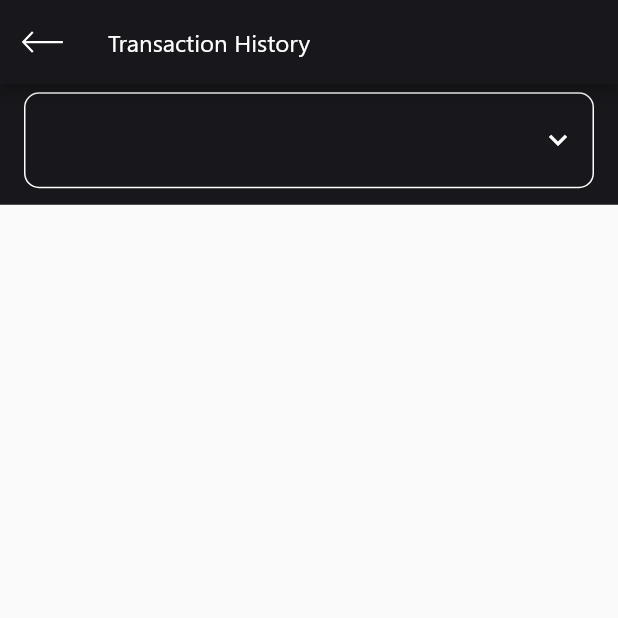
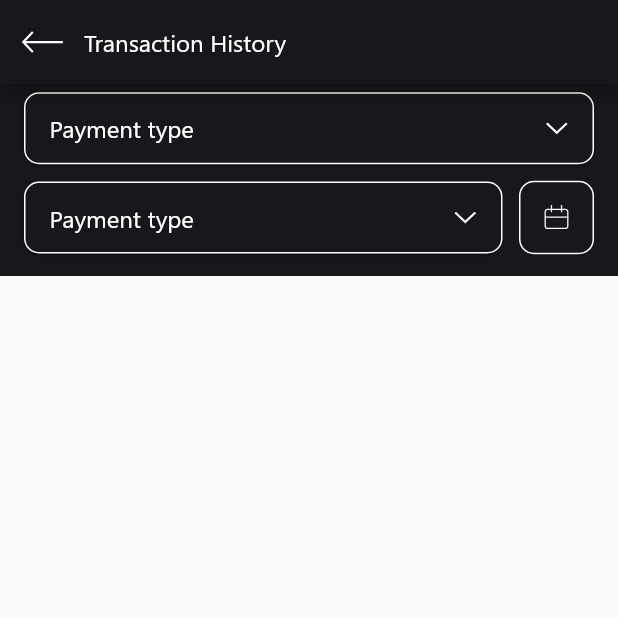
Before and after one commit to eltex2021/foxfit_task, a Flutter app: the screen it shows after launch, after a tap on "Transaction History", on a phone screen of 412 x 824 dp, the top half of it. Run offline on Flutter 3.47's test engine with Material 2 defaults, Android fonts, the phone set to English and light mode, and no system bars; drawn by our look-alikes of dropdown_button2; our stand-ins replace flutter_svg.

Commit message:
First part with dropDownButton

```diff
--- a/lib/feature/home/home_screen.dart
+++ b/lib/feature/home/home_screen.dart
@@ -1,5 +1,5 @@
 import 'package:flutter/material.dart';
-import 'package:foxfit_task/feature/transaction_history/transaction_history_screen.dart';
+import 'package:foxfit_task/feature/transaction_history/presentation/transaction_history_screen.dart';
 import 'package:foxfit_task/theme/text_theme.dart';
 
 class HomeScreen extends StatelessWidget {
--- /dev/null
+++ b/lib/feature/transaction_history/presentation/components/dropdownButton.dart
@@ -0,0 +1,90 @@
+import 'package:flutter/cupertino.dart';
+import 'package:flutter/material.dart';
+import 'package:dropdown_button2/dropdown_button2.dart';
+import 'package:flutter_svg/svg.dart';
+import 'package:foxfit_task/theme/color_theme.dart';
+import 'package:foxfit_task/theme/text_theme.dart';
+
+class CustomDropdownButton extends StatefulWidget {
+  const CustomDropdownButton({Key? key, required this.items, required this.textStyle}) : super(key: key);
+  final List<String> items;
+  final TextStyle textStyle;
+
+
+  @override
+  State<CustomDropdownButton> createState() => _CustomDropdownButtonState();
+}
+
+class _CustomDropdownButtonState extends State<CustomDropdownButton> {
+
+
+  String? selectedValue;
+
+  @override
+  Widget build(BuildContext context) {
+    return Center(
+      child: DropdownButtonHideUnderline(
+        child: DropdownButton2(
+          isExpanded: true,
+          hint: const Text(
+            'Payment type',
+            style: AppTexts.segoeWhite16,
+          ),
+          items: widget.items
+              .map((item) => DropdownMenuItem<String>(
+                    value: item,
+                    child: Text(
+                      item,
+                      style: widget.textStyle,
+                      overflow: TextOverflow.ellipsis,
+                    ),
+                  ))
+              .toList(),
+          value: selectedValue,
+          onChanged: (value) {
+            setState(() {
+              selectedValue = value as String;
+            });
+          },
+          icon: SvgPicture.asset(
+            'assets/svg_icons/down.svg',
+            color: AppColors.white,
+          ),
+          iconSize: 14,
+          iconEnabledColor: AppColors.white,
+          //iconDisabledColor: Colors.grey,
+          //buttonHeight: 69.5,
+          //buttonWidth: double.infinity,
+          buttonPadding: const EdgeInsets.only(
+            left: 16,
+            right: 16,
+            bottom: 11,
+            top: 11.5,
+          ),
+          buttonDecoration: BoxDecoration(
+            borderRadius: BorderRadius.circular(10),
+            border: Border.all(
+              color: AppColors.white,
+            ),
+            color: AppColors.blackFon,
+          ),
+          buttonElevation: 1,
+          //itemHeight: 60,
+          itemPadding: const EdgeInsets.only(left: 16, right: 16),
+          dropdownMaxHeight: 200,
+          dropdownWidth: 200,
+          dropdownPadding: null,
+          dropdownDecoration: BoxDecoration(
+            borderRadius: BorderRadius.circular(10),
+            color: Colors.redAccent,
+          ),
+          dropdownElevation: 8,
+          scrollbarRadius: const Radius.circular(40),
+          scrollbarThickness: 6,
+          scrollbarAlwaysShow: true,
+          offset: const Offset(-20, 0),
+        ),
+      ),
+    );
+  }
+}
--- /dev/null
+++ b/lib/feature/transaction_history/presentation/transaction_history_screen.dart
@@ -0,0 +1,119 @@
+import 'package:flutter/material.dart';
+import 'package:flutter_svg/svg.dart';
+
+import 'package:foxfit_task/theme/text_theme.dart';
+
+import '../../../theme/color_theme.dart';
+import 'components/dropdownButton.dart';
+
+class TransactionHistory extends StatefulWidget {
+  const TransactionHistory({Key? key}) : super(key: key);
+
+  @override
+  State<TransactionHistory> createState() => _TransactionHistoryState();
+}
+
+class _TransactionHistoryState extends State<TransactionHistory> {
+ // String? _value;
+
+  final List<String> items1 = [
+    'Crypto',
+    'Money',
+  ];
+  final List<String> items2 = [
+    'Crypto Sells',
+    'Crypto Buying',
+  ];
+
+  @override
+  Widget build(BuildContext context) {
+    return Scaffold(
+      appBar: AppBar(
+        titleSpacing: 0,
+        backgroundColor: AppColors.blackFon,
+        title: Row(
+          mainAxisAlignment: MainAxisAlignment.start,
+          children: const [
+            Text(
+              'Transaction History',
+              style: AppTexts.segoeWhite16,
+            ),
+          ],
+        ),
+        leading: IconButton(
+          icon: SvgPicture.asset(
+            'assets/svg_icons/back.svg',
+            color: AppColors.white,
+          ),
+          onPressed: () => Navigator.pop(context),
+        ),
+      ),
+      body: ListView(
+        children: [
+          Container(
+              color: AppColors.blackFon,
+              child: Column(
+                children: [
+                  Padding(
+                    padding: const EdgeInsets.only(
+                      left: 16,
+                      top: 5.5,
+                      bottom: 11,
+                      right: 16,
+                    ),
+                    child: CustomDropdownButton(
+                      items: items1,
+                      textStyle: AppTexts.segoeWhite35,
+                    ),
+                  ),
+                  Padding(
+                    padding: const EdgeInsets.only(
+                      left: 16,
+                      //top: 5.5,
+                      bottom: 14.5,
+                      right: 16,
+                    ),
+                    child: Row(
+                      mainAxisAlignment: MainAxisAlignment.spaceBetween,
+                      children: [
+                        SizedBox(
+                          child: CustomDropdownButton(items: items2,textStyle: AppTexts.segoeWhite16,),
+                          height: 49,
+                          width: MediaQuery.of(context).size.width - 93,
+                        ),
+                        GestureDetector(
+                          onTap: () {
+                            print('тап календарь');
+                          },
+                          child: Container(
+                            child: Padding(
+                              padding: const EdgeInsets.all(15),
+                              child: SvgPicture.asset(
+                                'assets/svg_icons/calendar.svg',
+                                color: AppColors.white,
+                              ),
+                            ),
+                            height: 49,
+                            width: 50,
+                            decoration: BoxDecoration(
+                              color: AppColors.blackFon,
+                              borderRadius:
+                                  const BorderRadius.all(Radius.circular(10)),
+                              border: Border.all(
+                                color: AppColors.white,
+                                width: 1,
+                              ),
+                            ),
+                          ),
+                        ),
+                        //CustomDropdownButton(),
+                      ],
+                    ),
+                  ),
+                ],
+              )),
+        ],
+      ),
+    );
+  }
+}
--- a/lib/feature/transaction_history/transaction_history_screen.dart
+++ /dev/null
@@ -1,107 +0,0 @@
-import 'package:flutter/material.dart';
-import 'package:flutter_svg/svg.dart';
-
-import 'package:foxfit_task/theme/text_theme.dart';
-
-import '../../theme/color_theme.dart';
-
-class TransactionHistory extends StatefulWidget {
-  const TransactionHistory({Key? key}) : super(key: key);
-
-  @override
-  State<TransactionHistory> createState() => _TransactionHistoryState();
-}
-
-class _TransactionHistoryState extends State<TransactionHistory> {
-  String? _value;
-
-  @override
-  Widget build(BuildContext context) {
-    return Scaffold(
-      appBar: AppBar(
-        backgroundColor: AppColors.blackFon,
-        title: Text(
-          'Transaction History',
-          style: AppTexts.segoeBlack16.copyWith(color: AppColors.white),
-        ),
-        // leading: SvgPicture.asset('assets/svg_icons/back.svg', color: AppColors.white,),
-        leading: IconButton(
-          icon: SvgPicture.asset(
-            'assets/svg_icons/back.svg',
-            color: AppColors.white,
-          ),
-          onPressed: () => Navigator.pop(context),
-        ),
-      ),
-      body: ListView(
-        children: [
-          Container(
-              color: AppColors.blackFon,
-              child: Column(
-                children: [
-                  Padding(
-                    padding: const EdgeInsets.only(
-                      left: 16,
-                      top: 5.5,
-                      bottom: 11,
-                      right: 16,
-                    ),
-                    child: dropDownWidget(),
-                  ),
-                ],
-              )),
-        ],
-      ),
-    );
-  }
-
-  Widget dropDownWidget() {
-    return DropdownButtonFormField(
-      //menuMaxHeight: 500,
-     // isExpanded: true,
-     // isDense: true,
-     // itemHeight: 50,
-      icon: const Icon(
-        Icons.keyboard_arrow_down,
-        color: AppColors.white,
-      ),
-      items: items,
-      value: _value,
-      //selectedItemBuilder: ,
-      onChanged: (String? value) {
-        setState(() {
-          _value = value;
-        });
-      },
-      decoration: InputDecoration(
-
-        enabledBorder: OutlineInputBorder(
-          borderSide: const BorderSide(color: AppColors.white, width: 1),
-          borderRadius: BorderRadius.circular(10),
-        ),
-        border: OutlineInputBorder(
-          borderSide: const BorderSide(color: AppColors.white, width: 1),
-          borderRadius: BorderRadius.circular(10),
-        ),
-      ),
-    );
-  }
-
-  List<DropdownMenuItem<String>> items = [
-    DropdownMenuItem<String>(
-
-      value: '1',
-      child: Text(
-        'Crypto',
-        style: AppTexts.segoeBlack16.copyWith(color: Colors.white, fontSize: 16),
-      ),
-    ),
-    const DropdownMenuItem<String>(
-      value: '2',
-      child: Text(
-        'Money',
-        style: AppTexts.segoeWhite35,
-      ),
-    ),
-  ];
-}
--- a/lib/main.dart
+++ b/lib/main.dart
@@ -11,7 +11,7 @@ class MyApp extends StatelessWidget {
   @override
   Widget build(BuildContext context) {
     return MaterialApp(
-      //debugShowCheckedModeBanner: false,
+      debugShowCheckedModeBanner: false,
       title: 'FoxFit Task',
       theme: ThemeData(
         primarySwatch: Colors.blue,
--- a/lib/theme/text_theme.dart
+++ b/lib/theme/text_theme.dart
@@ -5,6 +5,14 @@ import 'color_theme.dart';
 abstract class AppTexts {
   static const segoeBlack16 = TextStyle(
     color: AppColors.black,
+    fontSize: 16,
+    height: 1.33,
+    fontFamily: 'Segoe UI',
+    fontWeight: FontWeight.w400,
+    fontStyle: FontStyle.normal,
+  );
+  static const segoeWhite16 = TextStyle(
+    color: AppColors.white,
     fontSize: 16,
     height: 1.33,
     fontFamily: 'Segoe UI',
--- a/pubspec.yaml
+++ b/pubspec.yaml
@@ -28,6 +28,7 @@ environment:
 # versions available, run `flutter pub outdated`.
 dependencies:
   flutter_svg: 1.0.3
+  dropdown_button2: 1.8.9
 
 
   flutter:
```
Also changed, not shown: assets/svg_icons/calendar.svg (added), assets/svg_icons/down.svg (added), pubspec.lock, 2 other files.
